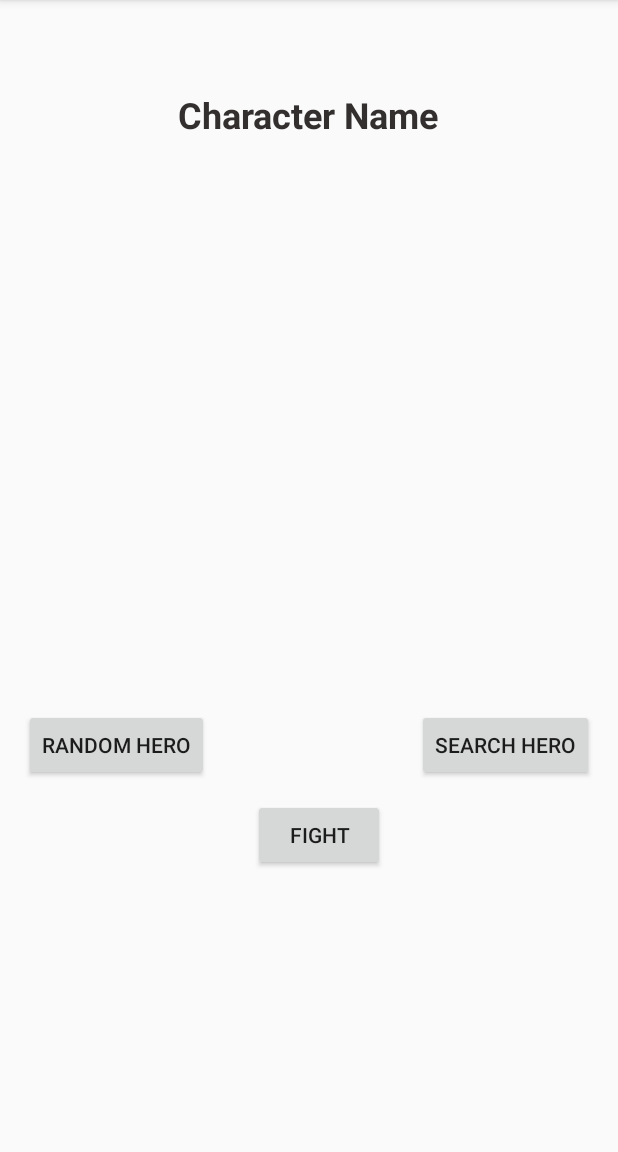
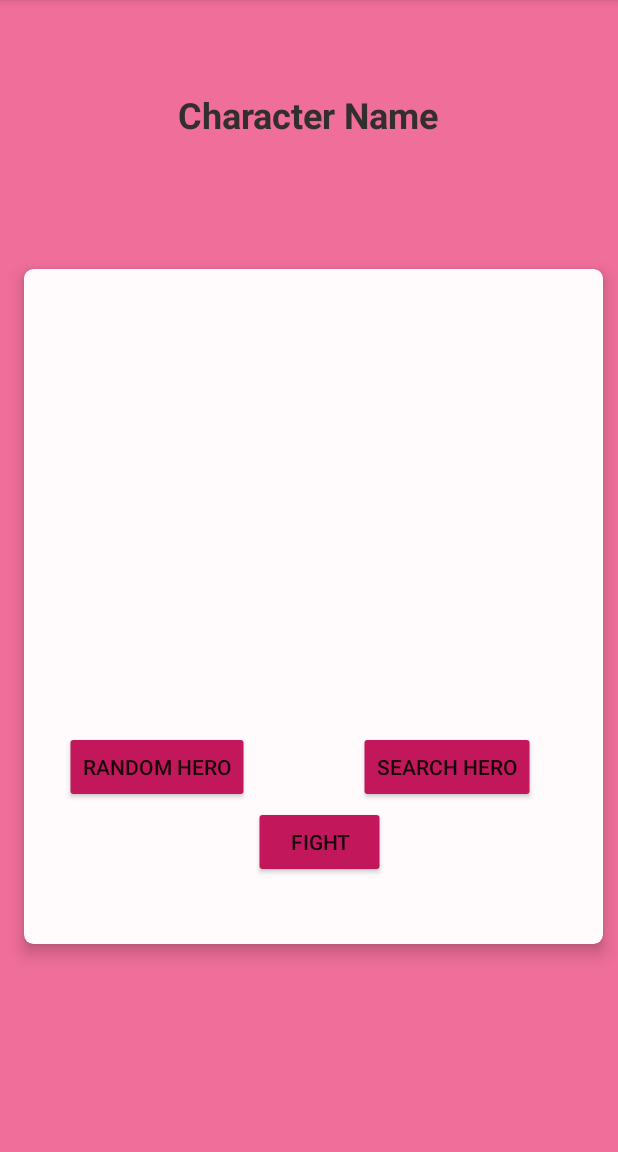
Before and after one commit to Saurabh311/Android_Project, an Android app: the screen it shows after launch (MainActivity), on a phone screen of 412 x 824 dp, the part 84-1236 px from its top. Run offline under Robolectric (Android 15) with nearby library versions, the phone set to English and light mode, and no system bars; our stand-ins replace Picasso; pictures from the network do not load; 2 statements that could not run were skipped.

Commit message:
fixed layout in mainactivity

```diff
--- a/app/src/main/res/layout/activity_main.xml
+++ b/app/src/main/res/layout/activity_main.xml
@@ -4,6 +4,7 @@
     xmlns:tools="http://schemas.android.com/tools"
     android:layout_width="match_parent"
     android:layout_height="match_parent"
+    android:background="#A1E91E63"
     tools:context=".MainActivity">
 
     <TextView
@@ -23,12 +24,35 @@
         app:layout_constraintTop_toTopOf="parent" />
 
 
+    <androidx.cardview.widget.CardView
+        android:id="@+id/cv_hero1"
+        android:layout_width="386dp"
+        android:layout_height="450dp"
+        android:layout_marginStart="16dp"
+        android:layout_marginTop="113dp"
+        android:layout_marginEnd="16dp"
+        android:layout_marginBottom="164dp"
+        android:clickable="true"
+        android:foreground="?android:attr/selectableItemBackground"
+        android:scaleType="centerCrop"
+
+        app:cardBackgroundColor="#FFFAFC"
+        app:cardCornerRadius="6dp"
+        app:cardElevation="6dp"
+        app:contentPadding="8dp"
+        app:layout_constraintBottom_toBottomOf="parent"
+        app:layout_constraintEnd_toEndOf="parent"
+        app:layout_constraintHorizontal_bias="0.0"
+        app:layout_constraintStart_toStartOf="parent"
+        app:layout_constraintTop_toBottomOf="@+id/characterName"
+        app:layout_constraintVertical_bias="0.522">
 
         <androidx.swiperefreshlayout.widget.SwipeRefreshLayout
             android:id="@+id/swipeRefresh"
-        android:layout_width="377dp"
-        android:layout_height="304dp"
-        android:layout_marginTop="76dp"
+            android:layout_width="334dp"
+            android:layout_height="289dp"
+            android:layout_marginTop="10dp"
+            android:translationX="20dp"
             app:layout_constraintEnd_toEndOf="parent"
             app:layout_constraintStart_toStartOf="parent"
             app:layout_constraintTop_toBottomOf="@+id/characterName"
@@ -39,9 +63,9 @@
                 android:layout_width="380dp"
                 android:layout_height="213dp"
                 android:layout_marginTop="56dp"
+                android:background="@android:color/transparent"
+                android:contentDescription="@string/characterImgPlaceHolder"
                 android:scaleType="centerCrop"
-        android:contentDescription="@string/characterImgPlaceHolder"
-        android:background="@android:color/transparent"
                 app:cardCornerRadius="6dp"
                 app:layout_constraintEnd_toEndOf="parent"
                 app:layout_constraintHorizontal_bias="0.516"
@@ -51,39 +75,35 @@
         </androidx.swiperefreshlayout.widget.SwipeRefreshLayout>
 
         <Button
-        android:id="@+id/buttonRandomChar"
+            android:id="@+id/buttonFight"
             android:layout_width="wrap_content"
             android:layout_height="wrap_content"
-        android:layout_marginStart="16dp"
-        android:text="@string/buttonRandomChar"
-        app:layout_constraintBottom_toBottomOf="parent"
-        app:layout_constraintStart_toStartOf="parent"
-        app:layout_constraintTop_toBottomOf="@+id/swipeRefresh"
-        app:layout_constraintVertical_bias="0.0" />
+            android:text="@string/buttonFight"
+            android:translationX="145dp"
+            android:translationY="350dp"
+            android:backgroundTint="#C2185B"
+            app:strokeColor="#C2185B"/>
 
         <Button
             android:id="@+id/buttonSearchChar"
             android:layout_width="wrap_content"
             android:layout_height="wrap_content"
-        android:layout_marginEnd="16dp"
             android:text="@string/buttonSearchHero"
-        app:layout_constraintBottom_toBottomOf="parent"
-        app:layout_constraintEnd_toEndOf="parent"
-        app:layout_constraintTop_toBottomOf="@+id/swipeRefresh"
-        app:layout_constraintVertical_bias="0.0" />
+            android:translationX="215dp"
+            android:translationY="300dp"
+            android:backgroundTint="#C2185B"
+            app:strokeColor="#C2185B"/>
 
         <Button
-        android:id="@+id/buttonFight"
+            android:id="@+id/buttonRandomChar"
             android:layout_width="wrap_content"
             android:layout_height="wrap_content"
-        android:layout_marginTop="60dp"
-        android:text="@string/buttonFight"
-        app:layout_constraintBottom_toBottomOf="parent"
-        app:layout_constraintEnd_toEndOf="parent"
-        app:layout_constraintHorizontal_bias="0.52"
-        app:layout_constraintStart_toStartOf="parent"
-        app:layout_constraintTop_toBottomOf="@+id/swipeRefresh"
-        app:layout_constraintVertical_bias="0.0" />
+            android:text="@string/buttonRandomChar"
+            android:translationX="19dp"
+            android:translationY="300dp"
+            android:backgroundTint="#C2185B"
+            app:strokeColor="#C2185B"/>
 
+    </androidx.cardview.widget.CardView>
 
 </androidx.constraintlayout.widget.ConstraintLayout>
```
Lines whose indentation alone changed are shown as unchanged.
